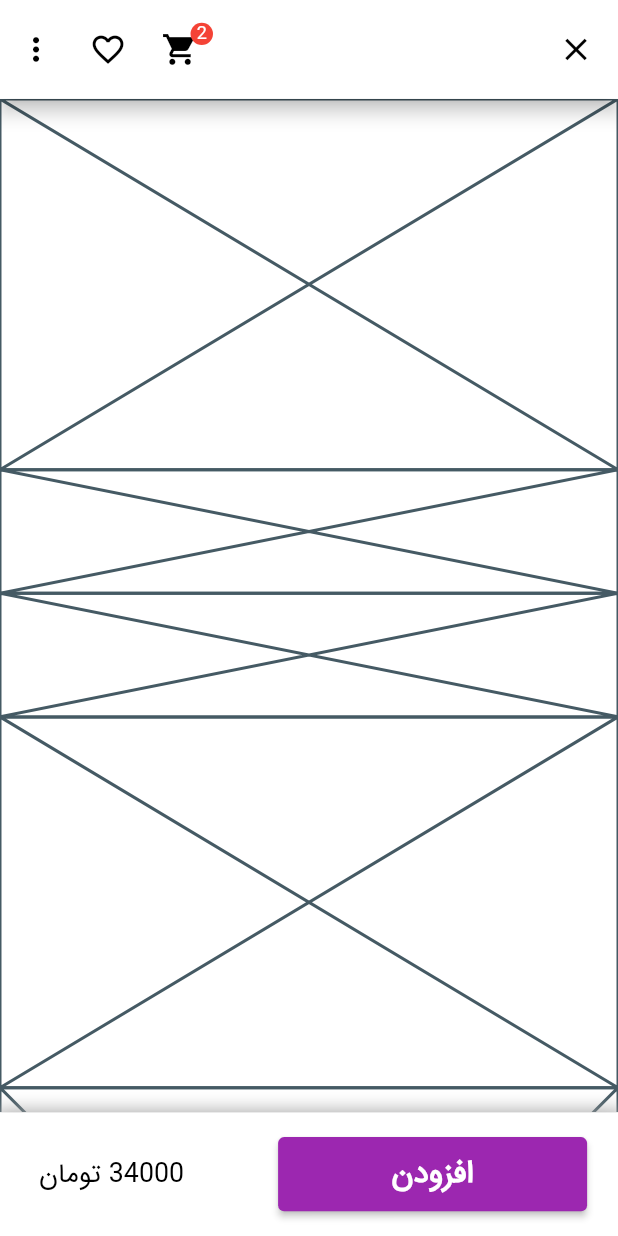
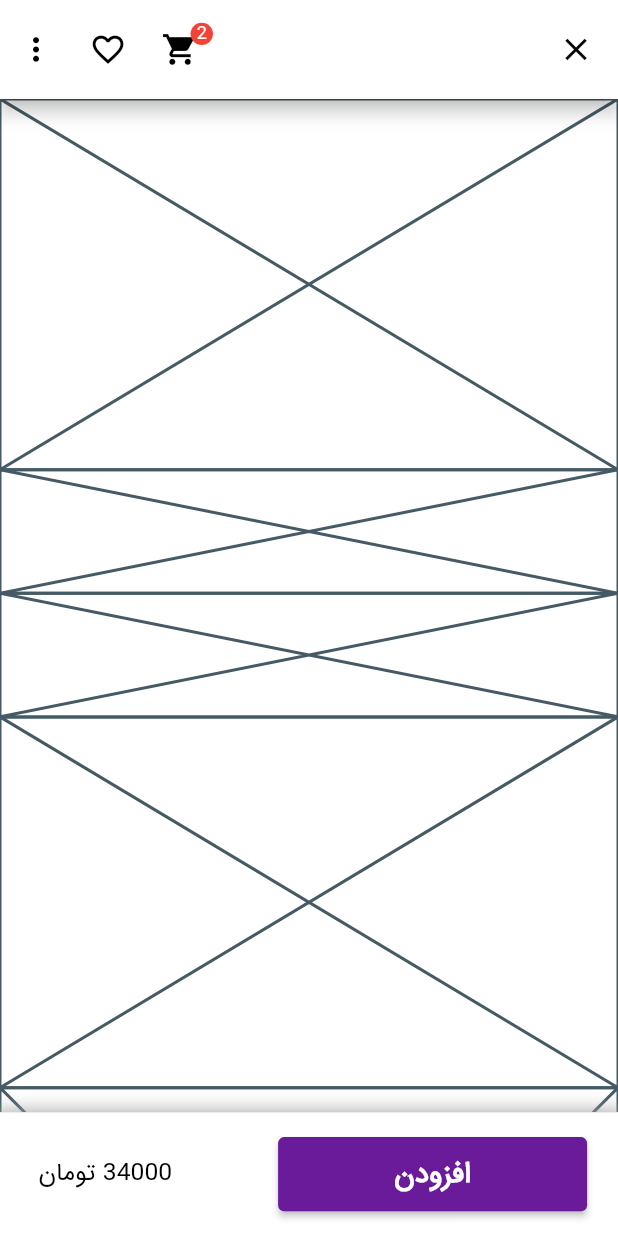
Before and after one commit to amirhossein-jahangiri/surena_store_application, a Flutter app: the ProductDetailsScreen screen opened by its route, on a phone screen of 412 x 824 dp. Run offline on Flutter 3.47's test engine with Material 2 defaults, Android fonts, the phone set to English and light mode, and no system bars; our stand-ins replace cached_network_image, carousel_slider, flutter_svg, shimmer, sizer; network calls fail.

Commit message:
update and decrease font size update primary color to deep purple and adding a new color called surface color

```diff
--- a/lib/config/theme_config.dart
+++ b/lib/config/theme_config.dart
@@ -8,12 +8,14 @@ class ThemeConfig {
   static const String fontFamily = 'IranSans';
   static const String secondaryFont = 'Aviny';
   static const Color _lightScaffoldBackColor = Colors.white;
-  static const Color _lightPrimaryColor = Colors.purple;
+  //static const Color _lightPrimaryColor = Colors.purple;
+  static const Color _lightPrimaryColor = Color(0xFF6a1b9a);
   static const Color _lightOnPrimaryColor = Colors.white;
   static const Color _lightPrimaryVariantColor = Colors.purpleAccent;
   static const Color _lightSecondaryColor =  Colors.black;
   static const Color _lightOnSecondaryColor = Colors.grey;
   static const Color _lightErrorColor = Colors.red;
+  static const Color _lightSurfaceColor = Color(0xFFFAFAFA);
 
   static ColorScheme lightColorScheme = const ColorScheme.light(
     primary: _lightPrimaryColor,
@@ -22,9 +24,11 @@ class ThemeConfig {
     secondary: _lightSecondaryColor,
     onSecondary: _lightOnSecondaryColor,
     error: _lightErrorColor,
+    surface: _lightSurfaceColor,
   );
 
   static TextTheme lightTextTheme = TextTheme(
+    headline4: lightHeadline4TextStyle,
     bodyText1: lightBodyText1Style,
     bodyText2: lightBodyText2Style,
     button: lightButtonStyle,
@@ -32,34 +36,39 @@ class ThemeConfig {
     overline: lightOverLineStyle,
   );
 
+  static TextStyle lightHeadline4TextStyle = TextStyle(
+    fontSize: 16.sp, // 17
+    letterSpacing: 0.75,
+    color: _lightSecondaryColor,
+  );
   static TextStyle lightBodyText1Style = TextStyle(
     fontWeight: FontWeight.bold,
-    fontSize: 15.sp,
+    fontSize: 14.sp, // 15
     letterSpacing: 0.75,
     color: _lightPrimaryColor,
   );
   static TextStyle lightBodyText2Style = TextStyle(
-    fontSize: 15.sp,
+    fontSize: 14.sp, // 15
     letterSpacing: 0.5,
     color: _lightPrimaryColor,
   );
   static TextStyle lightButtonStyle = TextStyle(
-    fontSize: 13.sp,
+    fontSize: 12.sp, // 13
     color: _lightPrimaryColor,
   );
   static TextStyle lightSubTitle2Style = TextStyle(
-    fontSize: 11.sp,
+    fontSize: 10.sp, // 11
     color: _lightOnSecondaryColor,
   );
   static TextStyle lightOverLineStyle = TextStyle(
-    fontSize: 15.sp,
+    fontSize: 14.sp, // 15
     fontFamily: secondaryFont,
     color: _lightOnSecondaryColor,
   );
 
   static IconThemeData lightIconTheme = IconThemeData(
     color: _lightPrimaryVariantColor,
-    size: 10.h,
+    size: 9.h, // 10
   );
 
   static AppBarTheme lightAppBarTheme = AppBarTheme(
```
